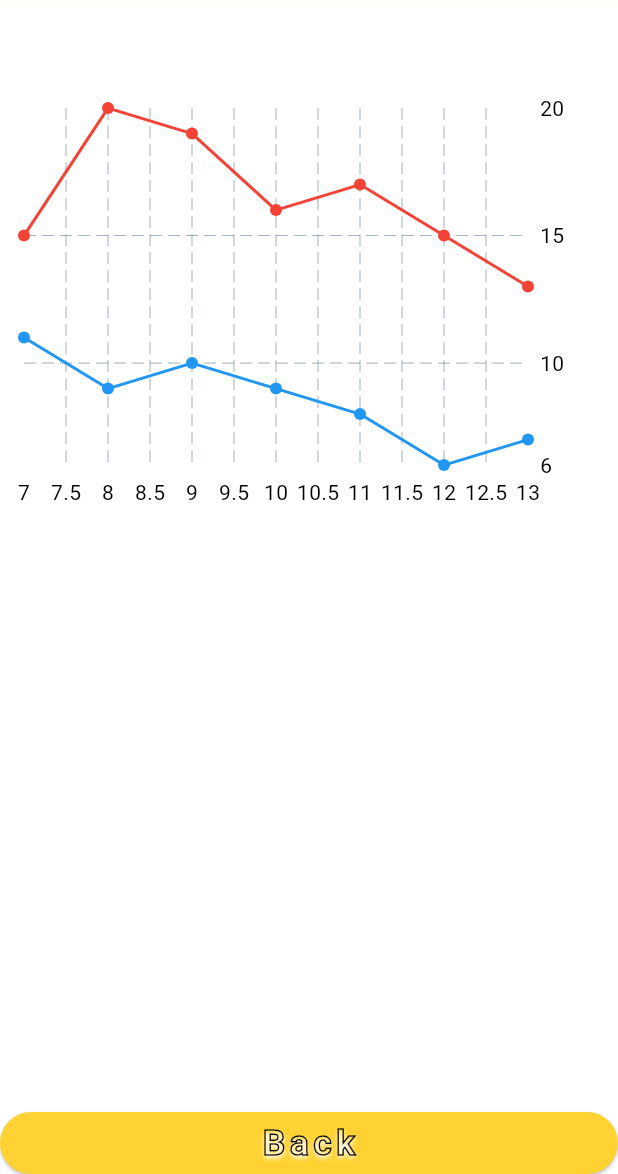
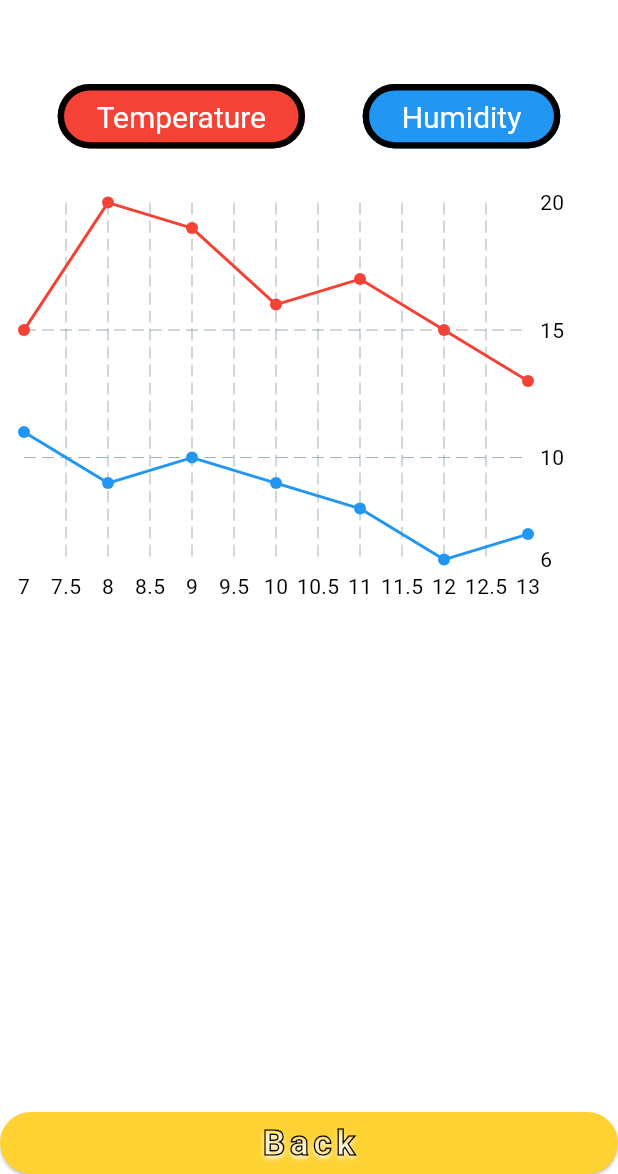
Before and after one commit to B-Ring-Group-3/B-Ring-Group-3, a Flutter app: the GraphsPageScreen screen opened by its route, on a phone screen of 412 x 824 dp, the part 62-1236 px from its top. Run offline on Flutter 3.47's test engine with Material 3 defaults, Android fonts, the phone set to English and light mode, and no system bars; drawn by our look-alikes of fl_chart; our stand-ins replace cached_network_image, firebase_auth, firebase_core, flutter_svg, google_sign_in; missing offline and left inert: firebase_ui_auth, flutterfire_ui, viam_sdk; accounts and stored records are empty; project files that could hold a hidden picture were left out.

Commit message:
Add Toggles for Graph
Added buttons to toggle the temperature and humidity lines on the graph.

```diff
--- a/BeeProtoV0001/bees4-4/lib/presentation/graphs_page_screen/graphs_page_screen.dart
+++ b/BeeProtoV0001/bees4-4/lib/presentation/graphs_page_screen/graphs_page_screen.dart
@@ -160,7 +160,19 @@ class _GraphsPageScreenState extends State<GraphsPageScreen> {
   }
 
   Widget _buildMiddle(BuildContext context) {
-    return _buildGraph(context, temp, humid);
+    return Column(
+      children: [
+        Row(
+          mainAxisAlignment: MainAxisAlignment.spaceEvenly,
+          children: [
+            _tempButton(context),
+            _humidButton(context)
+          ]
+        ),
+        SizedBox(height: 20),
+        _buildGraph(context, temp, humid),
+      ],
+    );
   }
 
   /// Section Widget
@@ -170,6 +182,66 @@ class _GraphsPageScreenState extends State<GraphsPageScreen> {
       onPressed: () {
         onBackPressed(context);
       },
+    );
+  }
+
+  Widget _tempButton(BuildContext context) {
+    return OutlinedButton(
+      onPressed: () {
+        setState(() {
+          temp = !temp;
+        });
+      },
+      style: OutlinedButton.styleFrom(
+          foregroundColor: temp ? Colors.white : Colors.black,
+          backgroundColor: temp ? Colors.red : Colors.transparent,
+          side: BorderSide(
+            color: appTheme.black900,
+            width: 2.h,
+          ),
+          shape: RoundedRectangleBorder(
+            borderRadius: BorderRadius.circular(12.h),
+          ),
+          visualDensity: const VisualDensity(
+            vertical: -4,
+            horizontal: -4,
+          ),
+          padding: EdgeInsets.all(26),
+          textStyle: TextStyle(
+            fontSize: 20,
+          )
+        ),
+      child: Text("Temperature"),
+    );
+  }
+
+  Widget _humidButton(BuildContext context) {
+    return OutlinedButton(
+      onPressed: () {
+        setState(() {
+          humid = !humid;
+        });
+      },
+      style: OutlinedButton.styleFrom(
+          foregroundColor: humid ? Colors.white : Colors.black,
+          backgroundColor: humid ? Colors.blue : Colors.transparent,
+          side: BorderSide(
+            color: appTheme.black900,
+            width: 2.h,
+          ),
+          shape: RoundedRectangleBorder(
+            borderRadius: BorderRadius.circular(12.h),
+          ),
+          visualDensity: const VisualDensity(
+            vertical: -4,
+            horizontal: -4,
+          ),
+          padding: EdgeInsets.all(26),
+          textStyle: TextStyle(
+            fontSize: 20,
+          )
+        ),
+      child: Text("Humidity"),
     );
   }
 
```
